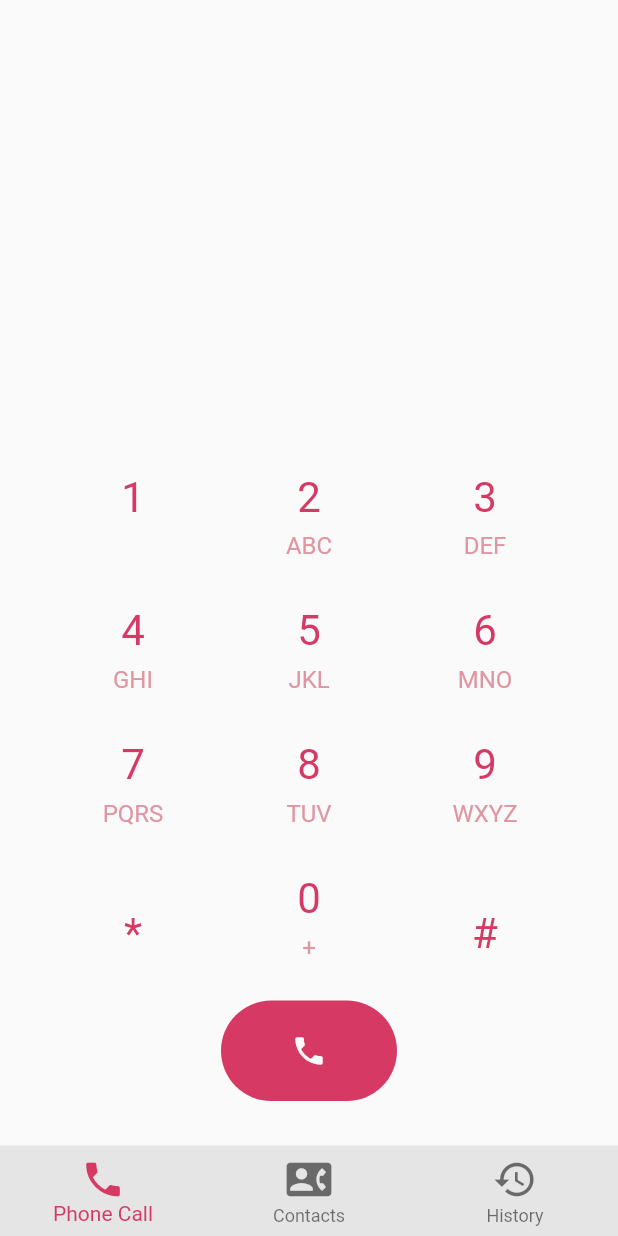
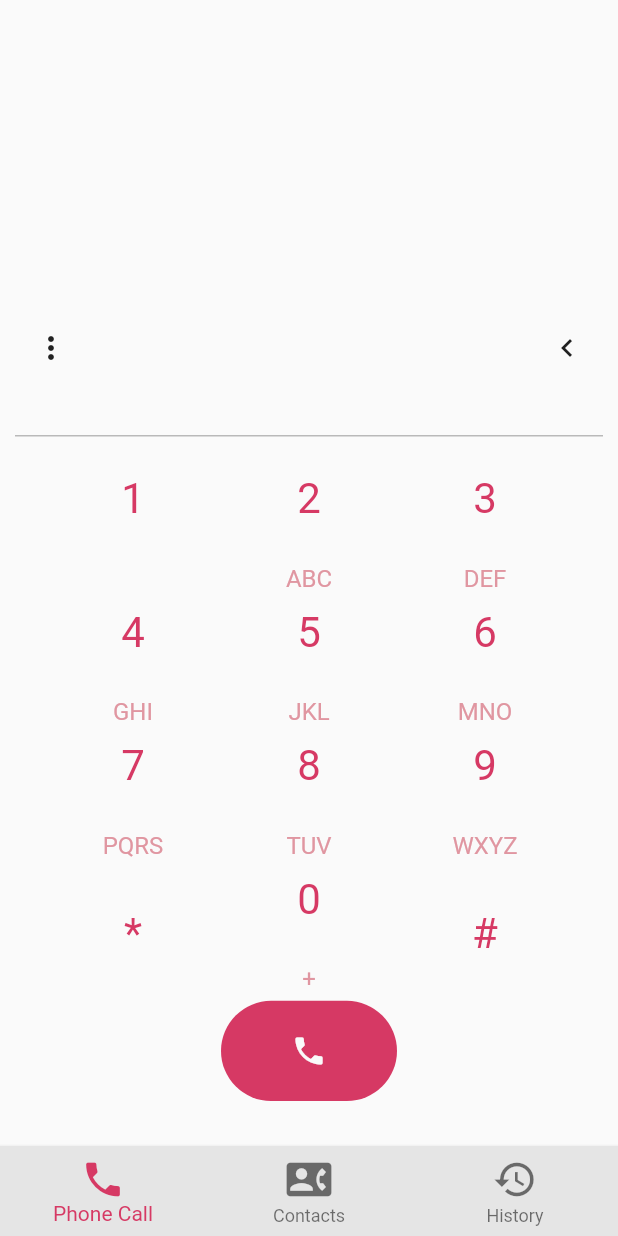
Before and after one commit to Jcons17/Phone-Call-App, a Flutter app: the screen it shows after launch, on a phone screen of 412 x 824 dp. Run offline on Flutter 3.47's test engine with Material 2 defaults, Android fonts, the phone set to English and light mode, and no system bars.

Commit message:
👷  add inputText and controller 💄 add delete button and options  ✅ Add call provider

```diff
--- a/lib/components/button_keyboard.dart
+++ b/lib/components/button_keyboard.dart
@@ -3,21 +3,22 @@ import 'package:appcall/util/text_style.dart';
 import 'package:flutter/material.dart';
 
 class ButtonKeyboard extends StatelessWidget {
-  const ButtonKeyboard({Key? key, required  this.isNumber, required this.sign}) : super(key: key);
+  const ButtonKeyboard({Key? key, required  this.isNumber, required this.sign, this.onTapNumbers}) : super(key: key);
   final bool isNumber;
   final String sign;
+  final Function? onTapNumbers;
 
   @override
   Widget build(BuildContext context) {
     return InkResponse(
       radius: 45,
-      onTap: (){},
+      onTap: ()  {if(onTapNumbers != null) onTapNumbers!(sign);},
       child: Container(
         child: isNumber
           ?Center(child: Column(
             children: [
               Expanded(child: Text(sign, style: buttonKeyboardNumber,)),
-              Expanded(child: Text(mapKeyboardNumbers[int.parse(sign)].toString(), style: buttonKeyboardNumberMap,)),
+              Text(mapKeyboardNumbers[int.parse(sign)].toString(), style: buttonKeyboardNumberMap,),
             ],
           ))
           :Center(child: Text(sign, style: buttonKeyboardNumber,))
--- a/lib/components/keyboard_call.dart
+++ b/lib/components/keyboard_call.dart
@@ -4,7 +4,9 @@ import 'package:appcall/util/color.dart';
 import 'package:flutter/material.dart';
 
 class KeyboardCall extends StatelessWidget {
-  const KeyboardCall({Key? key}) : super(key: key);
+  const KeyboardCall({Key? key, this.onTapNumbers}) : super(key: key);
+
+  final Function? onTapNumbers;
 
   @override
   Widget build(BuildContext context) {
@@ -23,7 +25,7 @@ class KeyboardCall extends StatelessWidget {
                   Expanded(
                     child: Container(
                       margin: const EdgeInsets.all(5),
-                      child: ButtonKeyboard(isNumber: true, sign: "${index+item}")
+                      child: ButtonKeyboard(onTapNumbers: onTapNumbers ,isNumber: true, sign: "${index+item}")
                       ),
                   )
                 )
--- a/lib/main.dart
+++ b/lib/main.dart
@@ -1,4 +1,5 @@
 import 'package:appcall/pages/navigation.dart';
+import 'package:appcall/provider/call_provider.dart';
 import 'package:appcall/provider/navigation_provider.dart';
 import 'package:appcall/util/color.dart';
 import 'package:flutter/material.dart';
@@ -13,7 +14,8 @@ class CallApp extends StatelessWidget {
   Widget build(BuildContext context) {
     return MultiProvider(
       providers: [
-        ChangeNotifierProvider(create: (_) => NavigationProvider())
+        ChangeNotifierProvider(create: (_) => NavigationProvider()),
+        ChangeNotifierProvider(create: (_) => CallProvider())
       ],
       child: MaterialApp(
         debugShowCheckedModeBanner: false,
--- a/lib/pages/phone_call.dart
+++ b/lib/pages/phone_call.dart
@@ -1,6 +1,10 @@
 import 'package:appcall/components/keyboard_call.dart';
+import 'package:appcall/provider/call_provider.dart';
+import 'package:appcall/util/color.dart';
+import 'package:appcall/util/text_style.dart';
 import 'package:flutter/material.dart';
 import 'package:flutter/widgets.dart';
+import 'package:provider/provider.dart';
 
 class PhoneCall extends StatefulWidget {
   const PhoneCall({Key? key}) : super(key: key);
@@ -12,7 +16,17 @@ class PhoneCall extends StatefulWidget {
 class _PhoneCallState extends State<PhoneCall> {
   @override
   Widget build(BuildContext context) {
-    return SafeArea(
+
+    CallProvider _callProvider = Provider.of<CallProvider>(context);
+
+    return GestureDetector(
+      onTap: (){
+        FocusScopeNode currentFocus = FocusScope.of(context);
+        if (!currentFocus.hasPrimaryFocus) {
+          currentFocus.unfocus();
+          }
+        },
+      child: SafeArea(
         child: FractionallySizedBox(
           heightFactor: 1,
           widthFactor: 1,
@@ -27,14 +41,54 @@ class _PhoneCallState extends State<PhoneCall> {
                 ),
                 Expanded(
                   flex: 2,
-                child: Container(
+                  child: FractionallySizedBox(
+                    widthFactor: 1,
+                    child: Align(
+                      alignment: Alignment.bottomCenter,
+                      child: Row(
+                        mainAxisAlignment: MainAxisAlignment.spaceBetween,
+                        children: [
+                          IconButton(
+                            icon: const Icon(Icons.more_vert),
+                            onPressed: (){},
+                          ),
+                          Expanded(
+                            child: Center(
+                              child: TextField(
+                                controller: _callProvider.editingControllerNumber,
+                                showCursor: true,
+                                readOnly: true,
+                                cursorColor: accentColorLight,
+                                decoration: const InputDecoration(border:InputBorder.none ),
+                                textAlign: TextAlign.center,
+                                style: numberPhoneCall,
                               ),
                             ),
-              const Expanded(
+                          ),
+
+                          IconButton(
+                            icon: const Icon(Icons.keyboard_arrow_left),
+                            onPressed: (){
+                              _callProvider.onTapDeleteNumber();
+                            },
+
+                          )
+                        ],
+                      ),
+                    ),
+                  ),
+                ),
+                Expanded(
                   flex: 8,
-                child: KeyboardCall()
+                  child: Container(
+                    decoration: const BoxDecoration(
+                      border: Border(top: BorderSide(color: Colors.black26))
+                    ),
+                    child: KeyboardCall(onTapNumbers: _callProvider.onTapNumberKeyboard,)
+                    )
                 )
               ]
+            ),
           ),
         ),
       ),
--- a/lib/util/text_style.dart
+++ b/lib/util/text_style.dart
@@ -2,4 +2,7 @@ import 'package:appcall/util/color.dart';
 import 'package:flutter/painting.dart';
 
 const TextStyle buttonKeyboardNumber = TextStyle(fontSize: 28,color: primaryColor);
+
 const TextStyle buttonKeyboardNumberMap = TextStyle(fontSize: 16,color: primaryColorLight);
+
+const TextStyle numberPhoneCall = TextStyle(fontSize: 32,color: accentColor);
```
Also changed, not shown: lib/provider/call_provider.dart (added, +60 -0 lines). Lines whose indentation alone changed are shown as unchanged.
